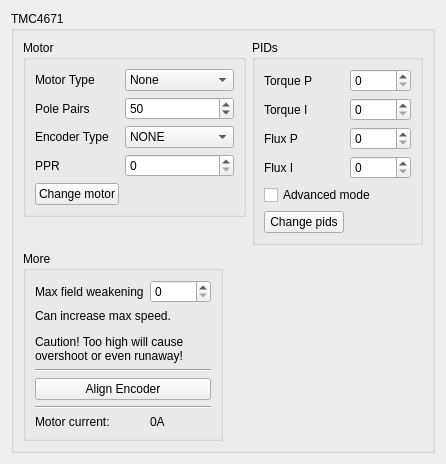
Qt form res/tmc4671_ui.ui (Ultrawipf/OpenFFBoard-configurator) before a commit.
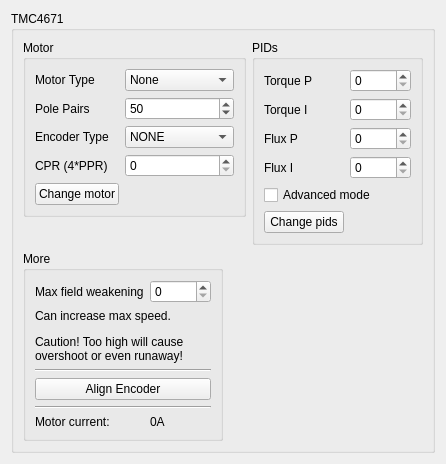
The same form after that commit.

```diff
--- a/res/tmc4671_ui.ui
+++ b/res/tmc4671_ui.ui
@@ -96,7 +96,7 @@
          <item row="3" column="0">
           <widget class="QLabel" name="label_8">
            <property name="text">
-            <string>PPR</string>
+            <string>CPR (4*PPR)</string>
            </property>
           </widget>
          </item>
```
Left out of the diff: 5 changed lines with no effect on the pictures.
